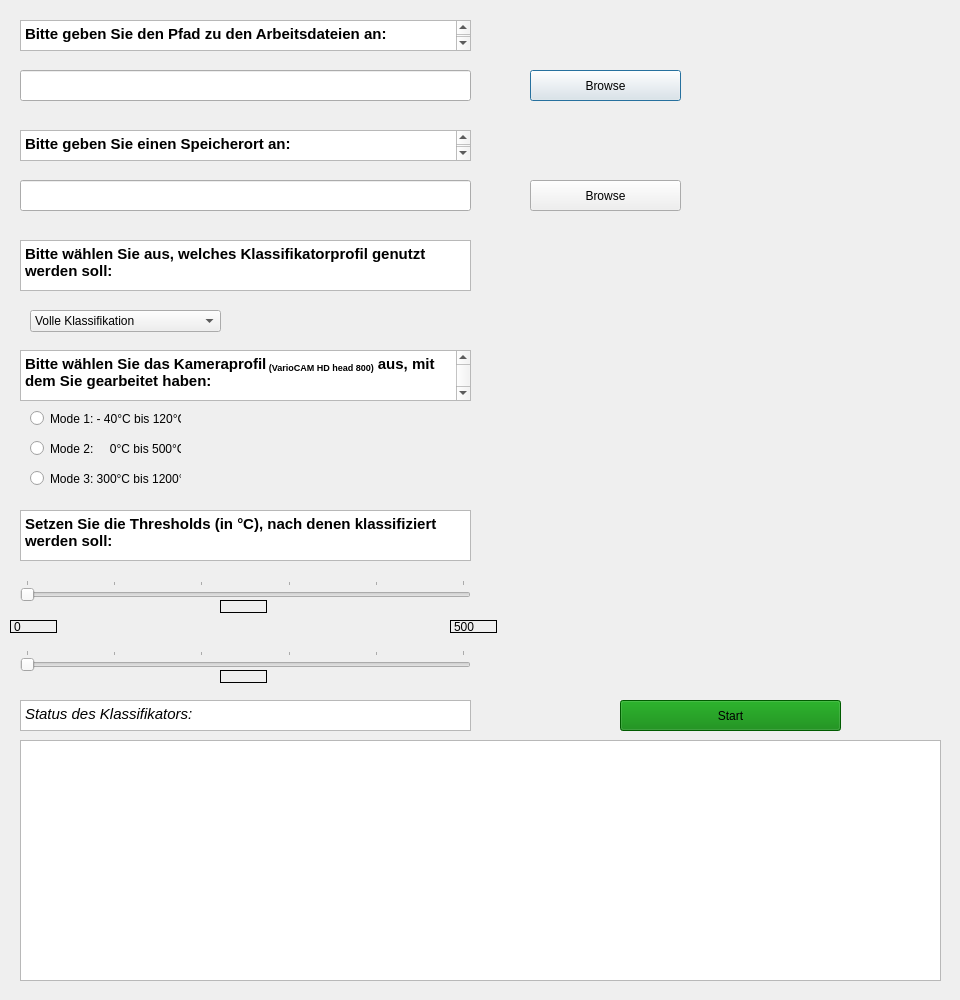
First picture: the form in Classificator.ui, repository Zud0taki/TIR_Classificator, before the edit.
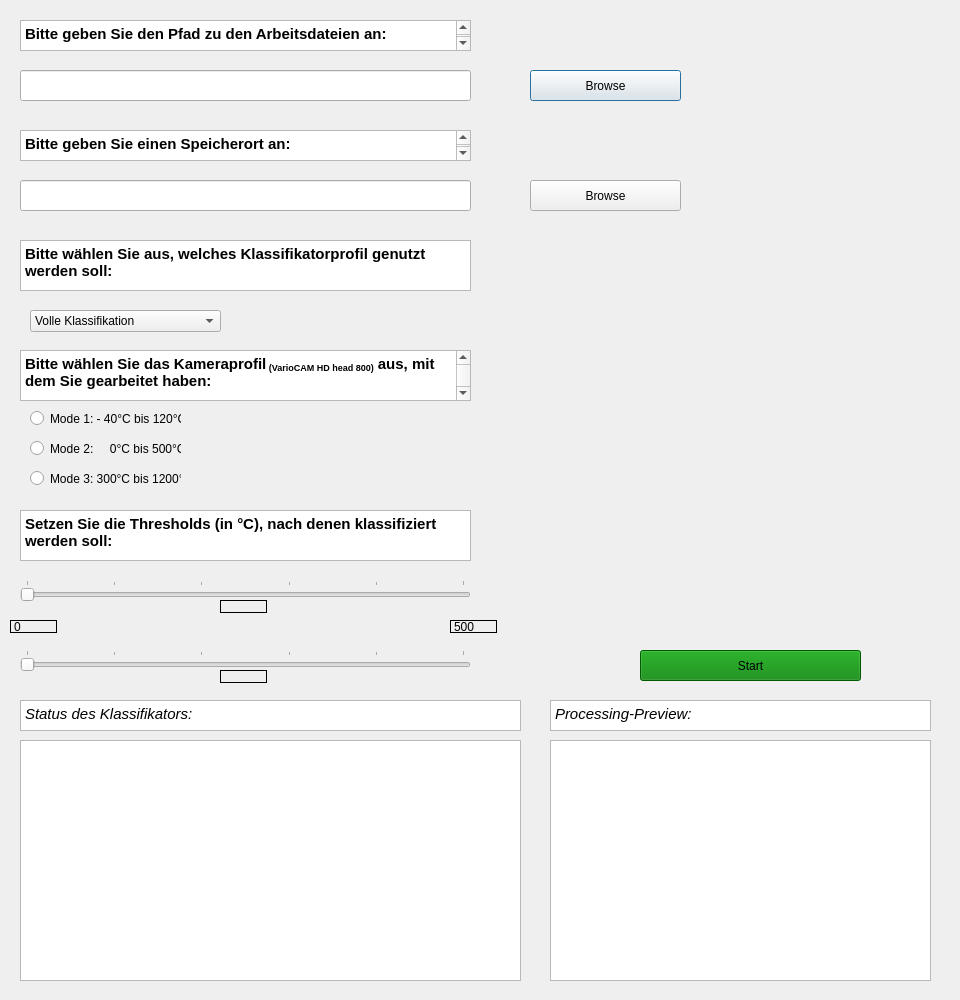
Second picture: the form after the edit.

Commit message: Changes to GUI.py Implemented the FullClassification.py Deleted the FullClassificator.py Deleted the ReadTXT.py Deleted old Shapefile.txt Created Unused Functions Directory for outdated Classes, Functions modified main.py Modified CheckLinearity.py Modified Homography.py Modified ShapeWriter.py Created Export.py Created InputHandler.py Created LineSplitHomography.py Created TriplePixelCheck.py

Diff of the .ui file:
```diff
--- a/Classificator.ui
+++ b/Classificator.ui
@@ -44,7 +44,7 @@
     <rect>
      <x>20</x>
      <y>740</y>
-     <width>921</width>
+     <width>501</width>
      <height>241</height>
     </rect>
    </property>
@@ -52,8 +52,8 @@
   <widget class="QPushButton" name="_start_btn">
    <property name="geometry">
     <rect>
-     <x>620</x>
-     <y>700</y>
+     <x>640</x>
+     <y>650</y>
      <width>221</width>
      <height>31</height>
     </rect>
@@ -489,7 +489,7 @@
     <rect>
      <x>20</x>
      <y>700</y>
-     <width>451</width>
+     <width>501</width>
      <height>31</height>
     </rect>
    </property>
@@ -785,6 +785,33 @@
     <string/>
    </property>
   </widget>
+  <widget class="QGraphicsView" name="_processing_preview">
+   <property name="geometry">
+    <rect>
+     <x>550</x>
+     <y>740</y>
+     <width>381</width>
+     <height>241</height>
+    </rect>
+   </property>
+  </widget>
+  <widget class="QTextBrowser" name="_preview_field">
+   <property name="geometry">
+    <rect>
+     <x>550</x>
+     <y>700</y>
+     <width>381</width>
+     <height>31</height>
+    </rect>
+   </property>
+   <property name="html">
+    <string>&lt;!DOCTYPE HTML PUBLIC &quot;-//W3C//DTD HTML 4.0//EN&quot; &quot;http://www.w3.org/TR/REC-html40/strict.dtd&quot;&gt;
+&lt;html&gt;&lt;head&gt;&lt;meta name=&quot;qrichtext&quot; content=&quot;1&quot; /&gt;&lt;style type=&quot;text/css&quot;&gt;
+p, li { white-space: pre-wrap; }
+&lt;/style&gt;&lt;/head&gt;&lt;body style=&quot; font-family:'MS Shell Dlg 2'; font-size:8.25pt; font-weight:400; font-style:normal;&quot;&gt;
+&lt;p style=&quot; margin-top:0px; margin-bottom:0px; margin-left:0px; margin-right:0px; -qt-block-indent:0; text-indent:0px;&quot;&gt;&lt;span style=&quot; font-size:11pt; font-style:italic;&quot;&gt;Processing-Preview:&lt;/span&gt;&lt;/p&gt;&lt;/body&gt;&lt;/html&gt;</string>
+   </property>
+  </widget>
  </widget>
  <resources/>
  <connections/>
```
The commit also changes 20 other files.
